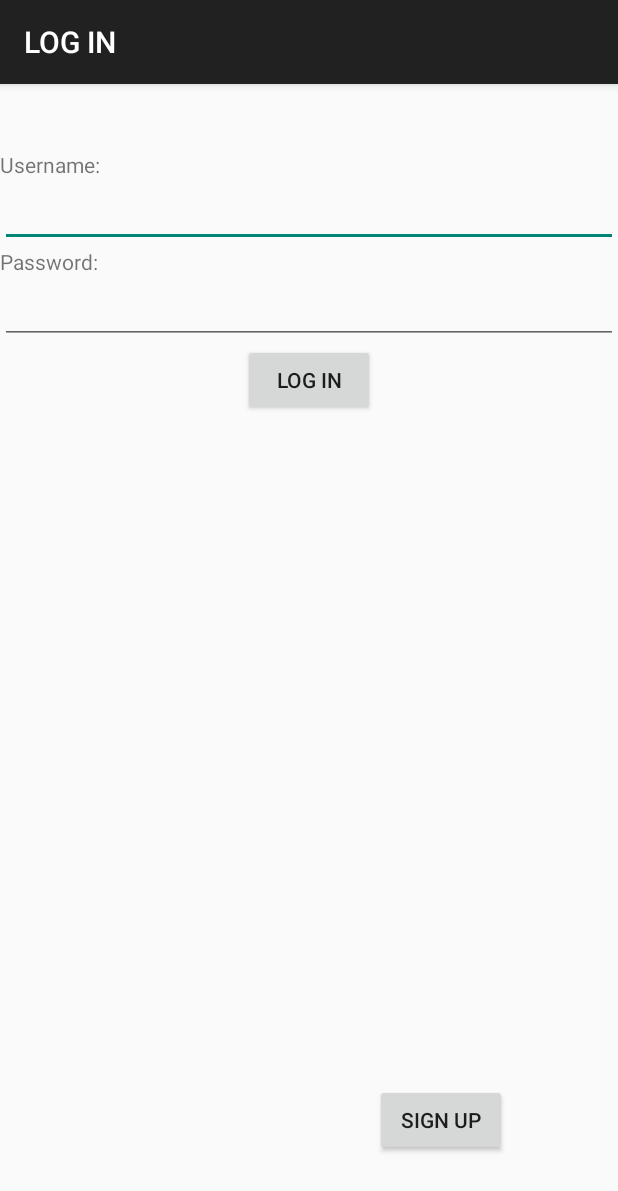
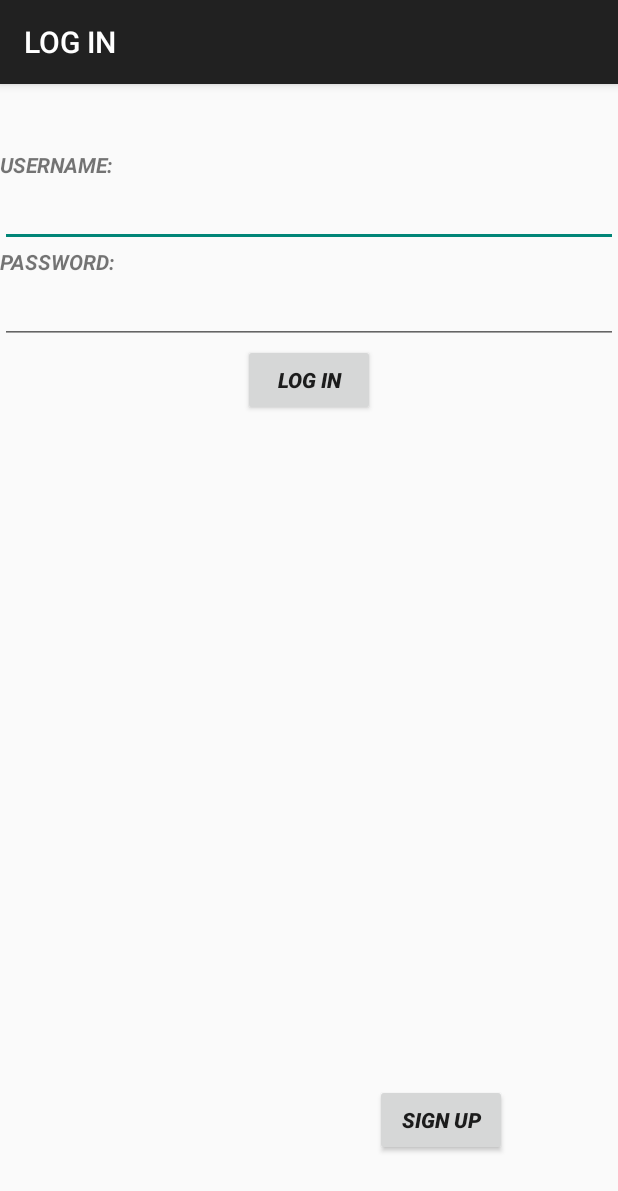
Before and after one commit to marianorodriguez/75.52-MensajerO, an Android app: the screen it shows after launch (LogInActivity), after a tap on "GET IN", on a phone screen of 412 x 824 dp. Shown: the top 1191 px of the screen. Run offline under Robolectric (Android 15) with nearby library versions, the phone set to English and light mode, and no system bars.

Commit message:
agrego GET. algunos cambios de apariencia. Cambios para adaptar con el server.

```diff
--- a/src/client/mensajerO/app/src/main/java/com/example/fernando/myapplication/Activities/ChatsHallActivity.java
+++ b/src/client/mensajerO/app/src/main/java/com/example/fernando/myapplication/Activities/ChatsHallActivity.java
@@ -50,9 +50,12 @@ public class ChatsHallActivity extends ActionBarActivity implements View.OnClick
 
         Constants.mSharedPreferences = getSharedPreferences(Constants.PREFS, MODE_PRIVATE);
 
-        if (Constants.mSharedPreferences.getString(Constants.PREF_NAME, "").isEmpty() ||
-                Constants.server.loguedUsers.size() == 0) {
+        if ((Constants.server != null && Constants.server.loguedUsers.size() == 0) ||
+            Constants.mSharedPreferences.getString(Constants.PREF_NAME, "").isEmpty()) {
+//        if (Constants.mSharedPreferences.getString(Constants.PREF_NAME, "").isEmpty() || Constants.server == null ||
+//                Constants.server.loguedUsers.size() == 0) {
 
+//            if (Constants.mSharedPreferences.getString(Constants.PREF_NAME, "").isEmpty()) {
             Constants.mSharedPreferences = getSharedPreferences(Constants.PREFS, MODE_PRIVATE);
             SharedPreferences.Editor e = Constants.mSharedPreferences.edit();
             e.clear();
@@ -80,12 +83,12 @@ public class ChatsHallActivity extends ActionBarActivity implements View.OnClick
 
             somethingForMePost.execute(new Pair<Context, String>(this, package_),
                     new Pair<Context, String>(this, Constants.somethingForMeUrl),
-                    new Pair<Context, String>(this, "post"));
+                    new Pair<Context, String>(this, "get"));
 
 
             usersPost.execute(new Pair<Context, String>(this, package_),
                     new Pair<Context, String>(this, Constants.usersUrl),
-                    new Pair<Context, String>(this, "post"));
+                    new Pair<Context, String>(this, "get"));
 
             // tirar un hilo que llame a users, que tire todos los usuarios del sistema y cargarlos en constants.users
             // loopea, se hace constantemente. el server manda todos los users
--- a/src/client/mensajerO/app/src/main/java/com/example/fernando/myapplication/Common/Constants.java
+++ b/src/client/mensajerO/app/src/main/java/com/example/fernando/myapplication/Common/Constants.java
@@ -17,8 +17,8 @@ import java.util.ArrayList;
  */
 final public class Constants//final to prevent instantiation
 {
-    public static String ipServer = "127.0.0.1";
-    public static String portServer = "8080";
+    public static String ipServer = "192.168.1.104";
+    public static String portServer = "8081";
     public static final String logInUrl = "http://" + ipServer +":" + portServer + "/logIn";
     public static final String signUpUrl = "http://" + ipServer + ":" + portServer + "/signUp";
     public static final String currentChatsUrl = "http://" + ipServer+ ":" +portServer + "/currentChats";
@@ -53,7 +53,7 @@ final public class Constants//final to prevent instantiation
     public static ListView usersListView = null;
     public static UsersActivity.StableArrayAdapter usersAdapter = null;
 
-    public static Server server = new Server();
+    public static Server server = null;
 
     public static int currentChatsSize = 0;
     public static int currentUsersSize;
--- a/src/client/mensajerO/app/src/main/java/com/example/fernando/myapplication/Common/Packager.java
+++ b/src/client/mensajerO/app/src/main/java/com/example/fernando/myapplication/Common/Packager.java
@@ -120,11 +120,14 @@ public class Packager {
 //        System.out.println(json);
         String json = new String (jsonBytes);
 
+        //json = "{\"ok\":\"true\",\"what\":\"\"}";
+
+
         try {
             JSONObject resp = new JSONObject(json);
             return resp;
 
-        } catch (JSONException e) {
+        } catch (Exception e) {
             e.printStackTrace();
         }
         return null;
--- a/src/client/mensajerO/app/src/main/java/com/example/fernando/myapplication/Threads/ConfigPostAsyncTask.java
+++ b/src/client/mensajerO/app/src/main/java/com/example/fernando/myapplication/Threads/ConfigPostAsyncTask.java
@@ -55,7 +55,7 @@ public class ConfigPostAsyncTask extends AsyncTask<Pair<Context, String>, String
 
                     Constants.configOK = respons.getString("ok");
 
-                    return EntityUtils.toString(response.getEntity());
+                    return "";
 
                 } catch (JSONException e) {
                     e.printStackTrace();
--- a/src/client/mensajerO/app/src/main/java/com/example/fernando/myapplication/Threads/SignUpPostAsyncTask.java
+++ b/src/client/mensajerO/app/src/main/java/com/example/fernando/myapplication/Threads/SignUpPostAsyncTask.java
@@ -55,7 +55,7 @@ public class SignUpPostAsyncTask extends AsyncTask<Pair<Context, String>, String
 
                     Constants.signUpOk = respons.getString("ok");
 
-                    return EntityUtils.toString(response.getEntity());
+                    return "";
 
                 } catch (JSONException e) {
                     e.printStackTrace();
--- a/src/client/mensajerO/app/src/main/res/layout/line.xml
+++ b/src/client/mensajerO/app/src/main/res/layout/line.xml
@@ -5,8 +5,8 @@
 
     <ImageView
         android:id="@+id/icon"
-        android:layout_width="42px"
-        android:layout_height="42px"
+        android:layout_width="73dp"
+        android:layout_height="match_parent"
         android:layout_marginLeft="4px"
         android:layout_marginRight="10px"
         android:layout_marginTop="4px"
@@ -15,7 +15,7 @@
 
     <TextView
         android:id="@+id/label"
-        android:layout_width="wrap_content"
+        android:layout_width="match_parent"
         android:layout_height="wrap_content"
         android:text="@+id/label"
         android:textSize="40px" >
--- a/src/client/mensajerO/app/src/main/res/layout/login.xml
+++ b/src/client/mensajerO/app/src/main/res/layout/login.xml
@@ -7,29 +7,33 @@
     <TextView
         android:layout_width="wrap_content"
         android:layout_height="wrap_content"
-        android:text="Username:"
+        android:text="USERNAME:"
         android:singleLine="true"
         android:id="@+id/textView3"
         android:layout_alignParentTop="true"
         android:layout_alignParentLeft="true"
         android:layout_alignParentStart="true"
-        android:layout_marginTop="44dp" />
+        android:layout_marginTop="44dp"
+        android:textStyle="bold|italic" />
 
     <EditText android:id="@+id/txtUsername"
         android:layout_width="fill_parent"
         android:layout_height="wrap_content"
         android:layout_below="@+id/textView3"
         android:layout_alignParentLeft="true"
-        android:layout_alignParentStart="true" />
+        android:layout_alignParentStart="true"
+        android:textStyle="bold"
+        android:phoneNumber="false" />
 
     <TextView
         android:layout_width="wrap_content"
         android:layout_height="wrap_content"
-        android:text="Password:"
+        android:text="PASSWORD:"
         android:id="@+id/textView2"
         android:layout_below="@+id/txtUsername"
         android:layout_alignParentLeft="true"
-        android:layout_alignParentStart="true" />
+        android:layout_alignParentStart="true"
+        android:textStyle="bold|italic" />
 
     <EditText android:id="@+id/txtPassword"
         android:layout_width="fill_parent"
@@ -38,7 +42,8 @@
         android:singleLine="true"
         android:layout_below="@+id/textView2"
         android:layout_alignParentLeft="true"
-        android:layout_alignParentStart="true" />
+        android:layout_alignParentStart="true"
+        android:textStyle="bold" />
 
     <Button
         android:id="@+id/button1"
@@ -46,7 +51,9 @@
         android:layout_height="wrap_content"
         android:text="@string/b.logIn"
         android:layout_below="@+id/txtPassword"
-        android:layout_centerHorizontal="true" />
+        android:layout_centerHorizontal="true"
+        android:textStyle="bold|italic"
+        android:elegantTextHeight="false" />
     <Button
         android:id="@+id/button2"
         android:layout_width="wrap_content"
@@ -55,6 +62,7 @@
         android:layout_alignParentBottom="true"
         android:layout_toRightOf="@+id/button1"
         android:layout_toEndOf="@+id/button1"
-        android:layout_marginBottom="53dp" />
+        android:layout_marginBottom="53dp"
+        android:textStyle="bold|italic" />
 
 </RelativeLayout>
```
Also changed, not shown: src/client/mensajerO/app/src/main/java/com/example/fernando/myapplication/Threads/CurrentChatsPostAsyncTask.java (+25 -7 lines), src/client/mensajerO/app/src/main/java/com/example/fernando/myapplication/Threads/GetUsersPostAsyncTask.java (+0 -8 lines), src/client/mensajerO/app/src/main/java/com/example/fernando/myapplication/Threads/LogInPostAsyncTask.java (+29 -12 lines), src/client/mensajerO/app/src/main/java/com/example/fernando/myapplication/Threads/SomethingForMePostAsyncTask.java (+0 -8 lines), src/client/mensajerO/app/src/main/res/layout/signup.xml (+17 -8 lines), 1 other file.
